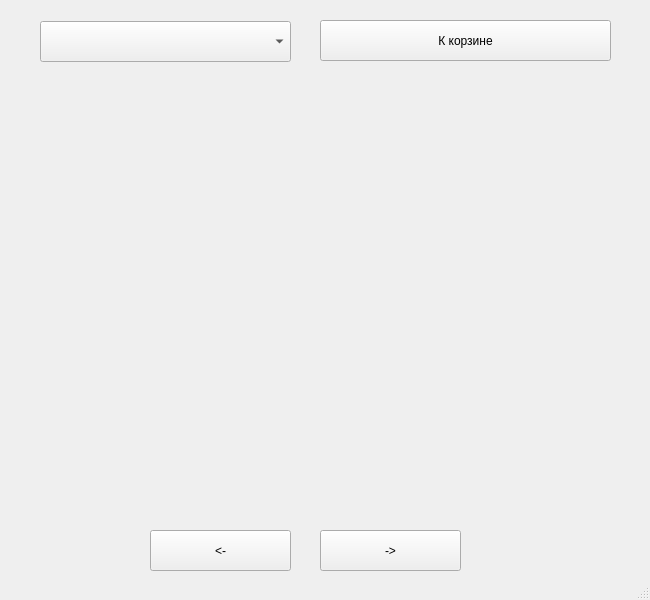
Above: customer_interface/choose_products.ui from ArtemTeleluhin/Pizzeria before the change. Below: the same form after it.
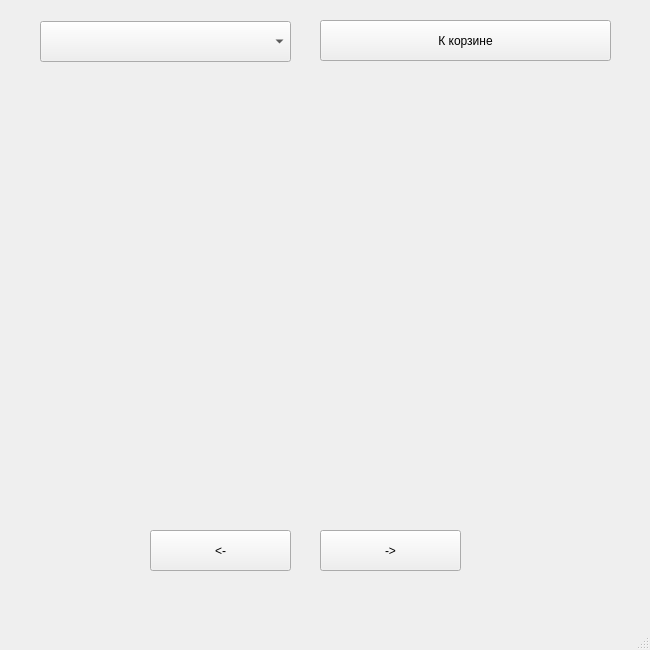
That is the form after the change.

Commit message: Исправлен интерфейс

```diff
--- a/customer_interface/choose_products.ui
+++ b/customer_interface/choose_products.ui
@@ -7,11 +7,11 @@
     <x>0</x>
     <y>0</y>
     <width>650</width>
-    <height>600</height>
+    <height>650</height>
    </rect>
   </property>
   <property name="sizePolicy">
-   <sizepolicy hsizetype="Fixed" vsizetype="Fixed">
+   <sizepolicy hsizetype="Ignored" vsizetype="Ignored">
     <horstretch>0</horstretch>
     <verstretch>0</verstretch>
    </sizepolicy>
```
Left out of the diff: 2 changed lines with no effect on the pictures. The commit also changes 2 other files.
